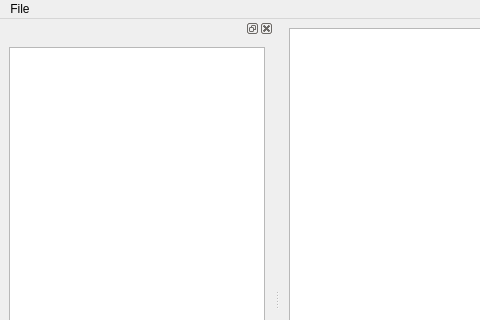
First picture: the form in src/res/ui/mainwindow.ui, repository DragonCrafted87/qt-writing-application, before the edit; both pictures show x 0 to 480 and y 0 to 320 of the 800 by 600 pixel window.
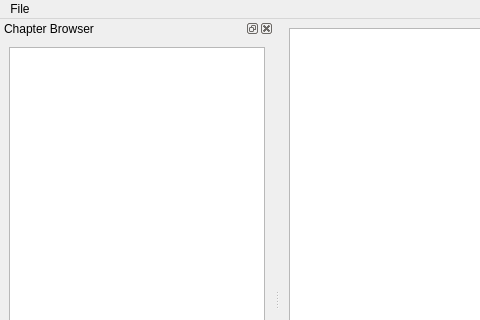
Second picture: the form after the edit.

```diff
--- a/src/res/ui/mainwindow.ui
+++ b/src/res/ui/mainwindow.ui
@@ -41,6 +41,12 @@
   </widget>
   <widget class="QStatusBar" name="statusbar"/>
   <widget class="QDockWidget" name="dockWidget">
+   <property name="allowedAreas">
+    <set>Qt::LeftDockWidgetArea|Qt::RightDockWidgetArea</set>
+   </property>
+   <property name="windowTitle">
+    <string>Chapter Browser</string>
+   </property>
    <attribute name="dockWidgetArea">
     <number>1</number>
    </attribute>
```
Left out of the diff: 16 changed lines with no effect on the pictures.
